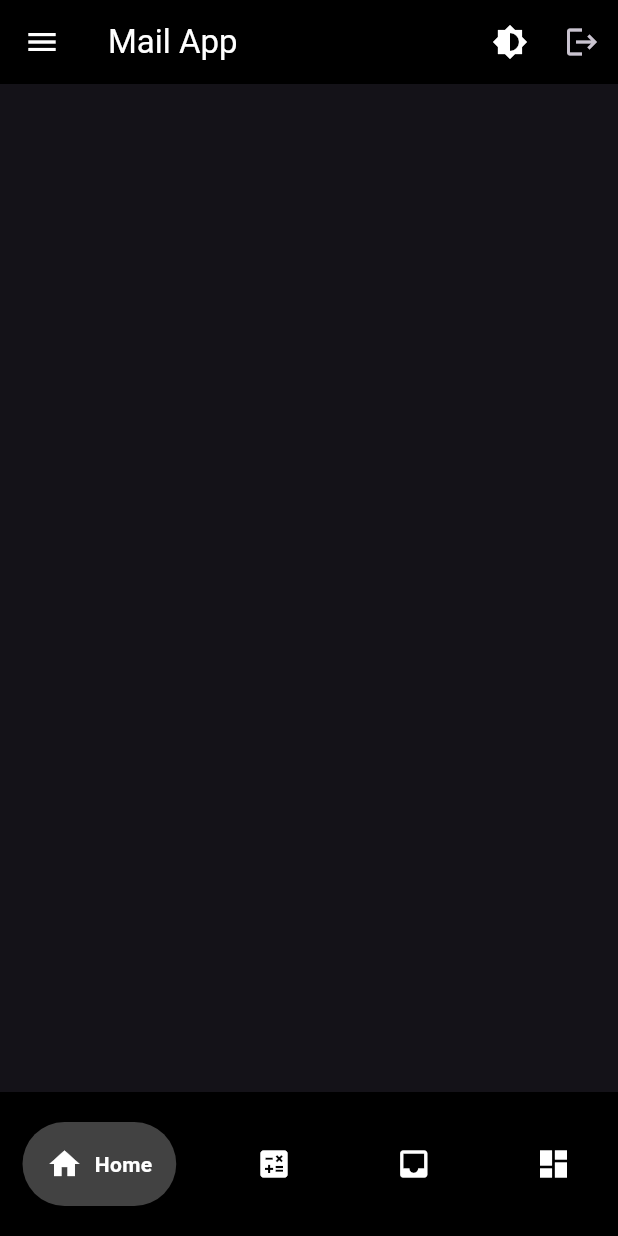
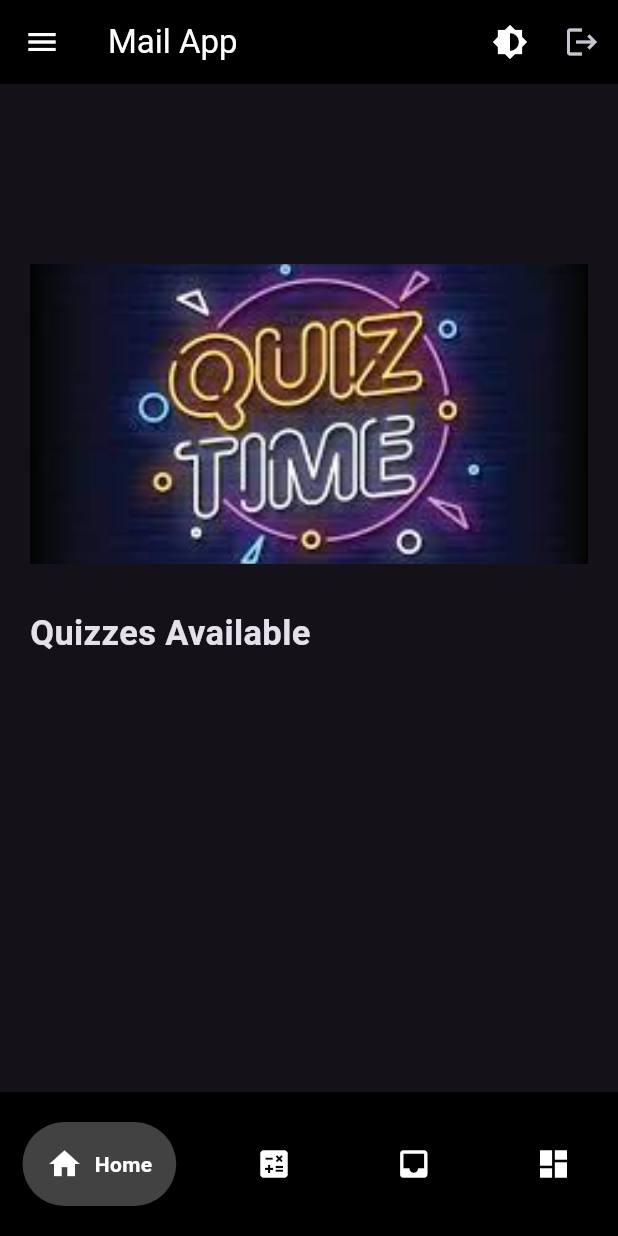
Before and after one commit to Raphaela664/24073_MAHORO_RAPHAELA_MOBILE_QUIZ_APP, a Flutter app: the screen it shows once a user with an empty profile is signed in, on a phone screen of 412 x 824 dp. Run offline on Flutter 3.47's test engine with Material 3 defaults, Android fonts, the phone set to English and light mode, and no system bars; drawn by our look-alikes of google_nav_bar; our stand-ins replace cloud_firestore, connectivity_plus, firebase_auth, firebase_core, get, google_sign_in and 2 more; missing offline and left inert: fast_contacts; accounts and stored records are empty.

Commit message:
Display quizes

```diff
--- a/lib/pages/QuizzesView.dart
+++ b/lib/pages/QuizzesView.dart
@@ -67,127 +67,86 @@
 //   }
 // }
 
+
+
+
+
+// import 'package:flutter/material.dart';
+// import 'package:cloud_firestore/cloud_firestore.dart';
 // import 'package:assignment_3/pages/QuizView.dart';
-// import 'package:flutter/material.dart';
 
 // class QuizzesView extends StatelessWidget {
 //   @override
 //   Widget build(BuildContext context) {
 //     return Scaffold(
-//       body: ListView(
-//         padding: EdgeInsets.all(20.0),
+//       body: Stack(
 //         children: [
-//           // Quiz card 1
-//           _buildQuizCard(context, 'Quiz 1', 'images/quiz1.jpeg'),
-//           SizedBox(height: 20.0),
-//           // Quiz card 2
-//           _buildQuizCard(context, 'Quiz 2', 'images/quiz1.jpeg'),
-//           SizedBox(height: 20.0),
-//           // Add more quiz cards as needed
+//           // Background image
+//           Container(
+//             height: MediaQuery.of(context).size.height,
+//             width: double.infinity,
+//             decoration: BoxDecoration(
+//               image: DecorationImage(
+//                 image: AssetImage('images/quiz1.jpeg'), // Replace with your image asset
+//                 fit: BoxFit.fill,
+//               ),
+//             ),
+//           ),
+//           // Content
+//           Padding(
+//             padding: const EdgeInsets.all(20),
+//             child: Column(
+//               crossAxisAlignment: CrossAxisAlignment.start,
+//               children: [
+//                 SizedBox(height: 100), // Spacer for the image
+//                 Text(
+//                   "Quizzes Available",
+//                   style: TextStyle(fontSize: 23.0, fontWeight: FontWeight.bold, color: Colors.white),
+//                 ),
+//                 SizedBox(height: 30),
+//                 // Quiz list
+//                 Expanded(
+//                   child: StreamBuilder(
+//                     stream: FirebaseFirestore.instance.collection('Quiz').snapshots(),
+//                     builder: (context, AsyncSnapshot<QuerySnapshot> snapshot) {
+//                       if (snapshot.connectionState == ConnectionState.waiting) {
+//                         return Center(child: CircularProgressIndicator());
+//                       } else if (snapshot.hasError) {
+//                         return Center(child: Text('Error: ${snapshot.error}'));
+//                       } else {
+//                         return ListView(
+//                           children: snapshot.data!.docs.map((DocumentSnapshot document) {
+//                             Map<String, dynamic> data = document.data() as Map<String, dynamic>;
+//                             return _buildQuizCard(context, data['title'], document.id);
+//                           }).toList(),
+//                         );
+//                       }
+//                     },
+//                   ),
+//                 ),
+//               ],
+//             ),
+//           ),
 //         ],
 //       ),
 //     );
 //   }
 
-//   Widget _buildQuizCard(BuildContext context, String quizTitle, String imageUrl) {
+//   Widget _buildQuizCard(BuildContext context, String quizTitle, String quizId) {
 //     return GestureDetector(
 //       onTap: () {
 //         Navigator.push(
 //           context,
 //           MaterialPageRoute(
-//             builder: (context) => QuizView(), // Passing quiz title as ID
+//             builder: (context) => QuizView(quizId: quizId),
 //           ),
 //         );
 //       },
 //       child: Container(
-//         height: 50,
-//         decoration: BoxDecoration(
-//           borderRadius: BorderRadius.circular(20),
-//           image: DecorationImage(
-//             image: AssetImage(imageUrl),
-//             fit: BoxFit.cover,
-//           ),
-//         ),
-//         child: Container(
-//           padding: EdgeInsets.all(20),
-//           decoration: BoxDecoration(
-//             borderRadius: BorderRadius.circular(20),
-//             gradient: LinearGradient(
-//               begin: Alignment.topCenter,
-//               end: Alignment.bottomCenter,
-//               colors: [Colors.transparent, Colors.black.withOpacity(0.7)],
-//             ),
-//           ),
-//           child: Column(
-//             crossAxisAlignment: CrossAxisAlignment.start,
-//             mainAxisAlignment: MainAxisAlignment.end,
-//             children: [
-//               Text(
-//                 quizTitle,
-//                 style: TextStyle(
-//                   color: Colors.white,
-//                   fontSize: 24,
-//                   fontWeight: FontWeight.bold,
-//                 ),
-//               ),
-//             ],
-//           ),
-//         ),
-//       ),
-//     );
-//   }
-// }
-
-
-
-// import 'package:assignment_3/pages/QuizView.dart';
-// import 'package:flutter/material.dart';
-
-// class QuizzesView extends StatelessWidget {
-//   @override
-//   Widget build(BuildContext context) {
-//     return Scaffold(
-//       body: ListView(
-//         padding: EdgeInsets.only(left: 10, right: 10),
-//         children: [
-//           // Quiz image
-//           SizedBox(height: 20.0),
-//           Container(
-//             height: 200,
-//             decoration: BoxDecoration(
-//               borderRadius: BorderRadius.circular(10),
-//               image: DecorationImage(
-//                 image: AssetImage('images/quiz1.jpeg'),
-//                 fit: BoxFit.cover,
-//               ),
-//             ),
-//           ),
-//           SizedBox(height: 20.0),
-//           // Quiz list
-//           _buildQuizCard(context, 'Quiz 1'),
-//           SizedBox(height: 20.0),
-//           _buildQuizCard(context, 'Quiz 2'),
-//           SizedBox(height: 20.0),
-//           // Add more quiz cards as needed
-//         ],
-//       ),
-//     );
-//   }
-
-//   Widget _buildQuizCard(BuildContext context, String quizTitle) {
-//     return GestureDetector(
-//       onTap: () {
-//         Navigator.push(
-//           context,
-//           MaterialPageRoute(
-//             builder: (context) => QuizView(), // Passing quiz title as ID
-//           ),
-//         );
-//       },
-//       child: Container(
+//         margin: EdgeInsets.only(bottom: 20),
 //         padding: EdgeInsets.all(20),
 //         decoration: BoxDecoration(
-//           color: Colors.white,
+//           color: Colors.white.withOpacity(0.7),
 //           borderRadius: BorderRadius.circular(20),
 //           boxShadow: [
 //             BoxShadow(
@@ -198,8 +157,8 @@
 //             ),
 //           ],
 //         ),
-//         child: Column(
-//           crossAxisAlignment: CrossAxisAlignment.start,
+//         child: Row(
+//           mainAxisAlignment: MainAxisAlignment.spaceBetween,
 //           children: [
 //             Text(
 //               quizTitle,
@@ -208,7 +167,7 @@
 //                 fontWeight: FontWeight.bold,
 //               ),
 //             ),
-
+//             Icon(Icons.arrow_forward),
 //           ],
 //         ),
 //       ),
@@ -224,7 +183,26 @@ class QuizzesView extends StatelessWidget {
   @override
   Widget build(BuildContext context) {
     return Scaffold(
-      body: StreamBuilder(
+      body: Padding(
+        padding: const EdgeInsets.all(20),
+        child: Column(
+          crossAxisAlignment: CrossAxisAlignment.start,
+          children: [
+            SizedBox(height: 100), // Spacer for the image
+            Image.asset(
+              'images/quiz1.jpeg', // Replace with your image asset
+              height: 200, // Adjust height as needed
+              width: double.infinity, // Take full width
+              fit: BoxFit.cover, // Cover the entire space
+            ),
+            SizedBox(height: 30),
+            Text(
+              "Quizzes Available",
+              style: TextStyle(fontSize: 23.0, fontWeight: FontWeight.bold),
+            ),
+            SizedBox(height: 30),
+            Expanded(
+              child: StreamBuilder(
                 stream: FirebaseFirestore.instance.collection('Quiz').snapshots(),
                 builder: (context, AsyncSnapshot<QuerySnapshot> snapshot) {
                   if (snapshot.connectionState == ConnectionState.waiting) {
@@ -233,7 +211,6 @@ class QuizzesView extends StatelessWidget {
                     return Center(child: Text('Error: ${snapshot.error}'));
                   } else {
                     return ListView(
-              padding: EdgeInsets.only(left: 10, right: 10),
                       children: snapshot.data!.docs.map((DocumentSnapshot document) {
                         Map<String, dynamic> data = document.data() as Map<String, dynamic>;
                         return _buildQuizCard(context, data['title'], document.id);
@@ -241,6 +218,10 @@ class QuizzesView extends StatelessWidget {
                     );
                   }
                 },
+              ),
+            ),
+          ],
+        ),
       ),
     );
   }
@@ -256,9 +237,10 @@ class QuizzesView extends StatelessWidget {
         );
       },
       child: Container(
+        margin: EdgeInsets.only(bottom: 20),
         padding: EdgeInsets.all(20),
         decoration: BoxDecoration(
-          color: Colors.white,
+          color: Colors.white.withOpacity(0.7),
           borderRadius: BorderRadius.circular(20),
           boxShadow: [
             BoxShadow(
@@ -269,8 +251,8 @@ class QuizzesView extends StatelessWidget {
             ),
           ],
         ),
-        child: Column(
-          crossAxisAlignment: CrossAxisAlignment.start,
+        child: Row(
+          mainAxisAlignment: MainAxisAlignment.spaceBetween,
           children: [
             Text(
               quizTitle,
@@ -279,6 +261,7 @@ class QuizzesView extends StatelessWidget {
                 fontWeight: FontWeight.bold,
               ),
             ),
+            Icon(Icons.arrow_forward),
           ],
         ),
       ),
```
Lines whose indentation alone changed are shown as unchanged.
